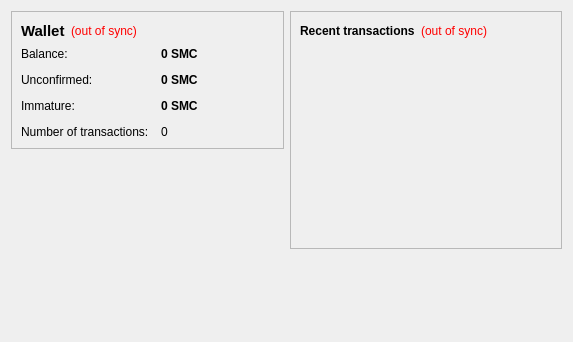
First picture: the form in src/qt/forms/overviewpage.ui, repository salvix/bigchange, before the edit.
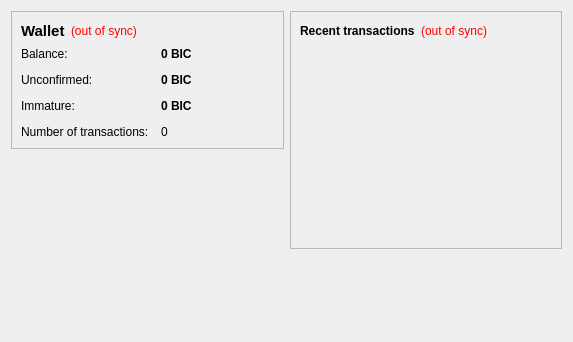
Second picture: the form after the edit.

What changed in the file:
```diff
--- a/src/qt/forms/overviewpage.ui
+++ b/src/qt/forms/overviewpage.ui
@@ -105,7 +105,7 @@
              <string>Your current balance</string>
             </property>
             <property name="text">
-             <string notr="true">0 SMC</string>
+             <string notr="true">0 BIC</string>
             </property>
             <property name="textInteractionFlags">
              <set>Qt::LinksAccessibleByMouse|Qt::TextSelectableByKeyboard|Qt::TextSelectableByMouse</set>
@@ -134,7 +134,7 @@
              <string>Total of transactions that have yet to be confirmed, and do not yet count toward the current balance</string>
             </property>
             <property name="text">
-             <string notr="true">0 SMC</string>
+             <string notr="true">0 BIC</string>
             </property>
             <property name="textInteractionFlags">
              <set>Qt::LinksAccessibleByMouse|Qt::TextSelectableByKeyboard|Qt::TextSelectableByMouse</set>
@@ -177,7 +177,7 @@
              <string>Mined balance that has not yet matured</string>
             </property>
             <property name="text">
-             <string notr="true">0 SMC</string>
+             <string notr="true">0 BIC</string>
             </property>
             <property name="textInteractionFlags">
              <set>Qt::LinksAccessibleByMouse|Qt::TextSelectableByKeyboard|Qt::TextSelectableByMouse</set>
```
Left out of the diff: 4 changed lines with no effect on the pictures.
